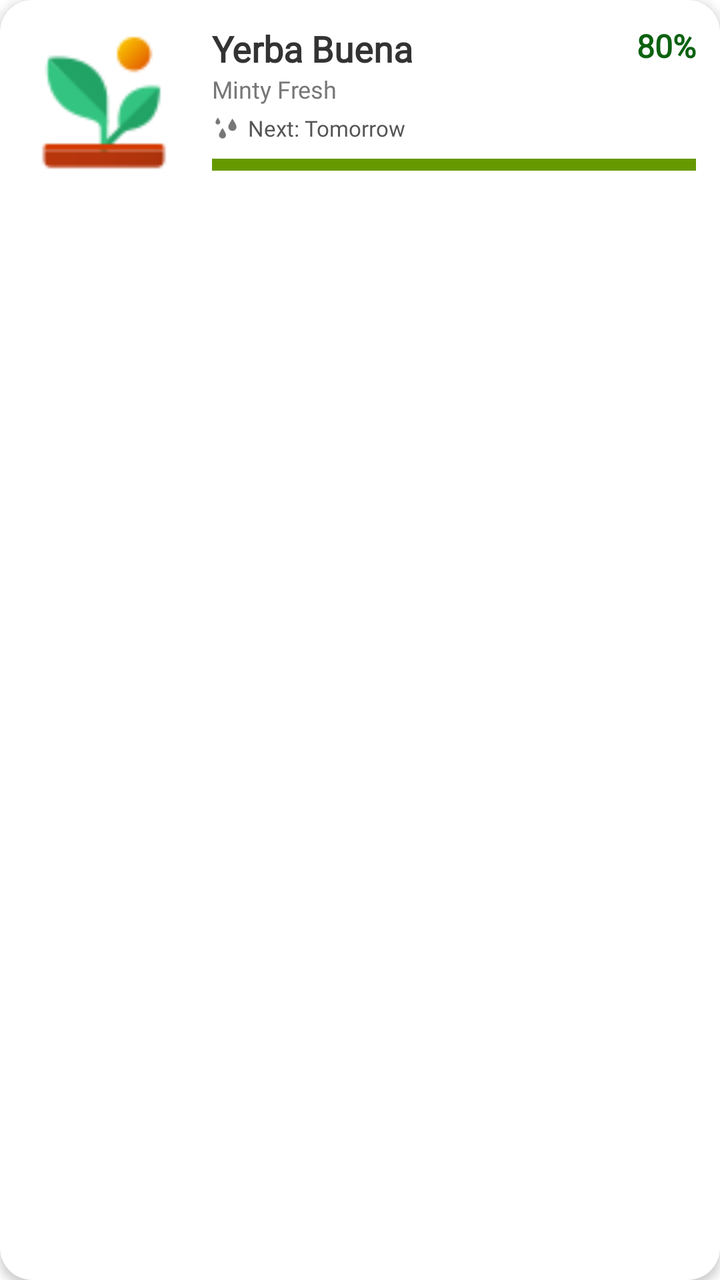
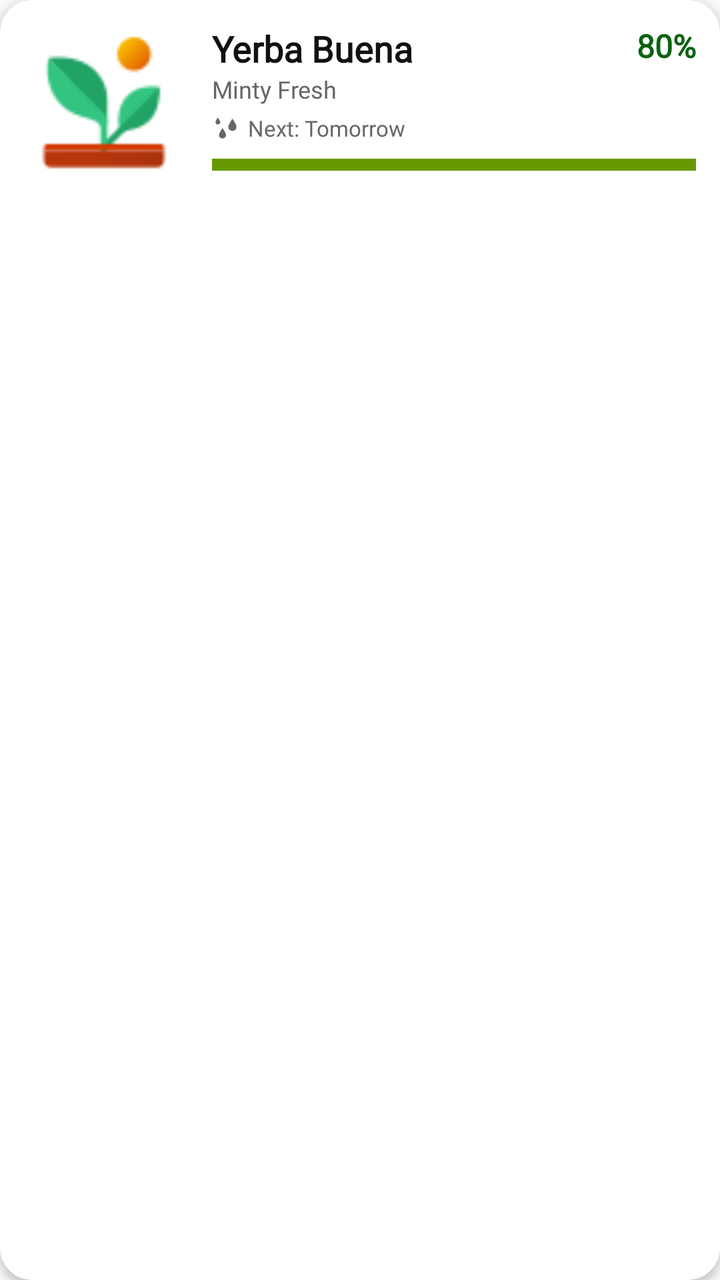

Screens rendered from an Android XML layout before and after an edit, with the pre-edit source and the edit as a unified diff.
<!-- AndroidManifest.xml: application theme Theme.SmartGrow -->
<!-- res/layout/item_plant.xml -->
<?xml version="1.0" encoding="utf-8"?>
<com.google.android.material.card.MaterialCardView
    xmlns:android="http://schemas.android.com/apk/res/android"
    xmlns:app="http://schemas.android.com/apk/res-auto"
    android:layout_width="match_parent"
    android:layout_height="wrap_content"
    android:layout_marginVertical="6dp"
    android:layout_marginHorizontal="2dp"
    app:cardCornerRadius="16dp"
    app:cardElevation="3dp"
    app:cardBackgroundColor="#FFFFFF"
    app:strokeWidth="0dp"
    android:clickable="true"
    android:focusable="true"
    android:foreground="?attr/selectableItemBackground">

    <androidx.constraintlayout.widget.ConstraintLayout
        android:layout_width="match_parent"
        android:layout_height="wrap_content"
        android:padding="12dp">

        <com.google.android.material.imageview.ShapeableImageView
            android:id="@+id/img_plant_photo"
            android:layout_width="80dp"
            android:layout_height="80dp"
            android:scaleType="centerCrop"
            android:src="@drawable/ic_total_plants"
            app:shapeAppearanceOverlay="@style/ShapeAppearance.MaterialComponents.MediumComponent"
            app:layout_constraintStart_toStartOf="parent"
            app:layout_constraintTop_toTopOf="parent"
            app:layout_constraintBottom_toBottomOf="parent" />

        <TextView
            android:id="@+id/tv_plant_name"
            android:layout_width="0dp"
            android:layout_height="wrap_content"
            android:layout_marginLeft="14dp"
            android:text="Yerba Buena"
            android:textColor="#333333"
            android:textSize="18sp"
            android:textStyle="bold"
            android:fontFamily="@font/poppins"
            app:layout_constraintTop_toTopOf="@id/img_plant_photo"
            app:layout_constraintStart_toEndOf="@id/img_plant_photo"
            app:layout_constraintEnd_toStartOf="@id/tv_plant_health_percentage" />

        <TextView
            android:id="@+id/tv_plant_subtitle"
            android:layout_width="0dp"
            android:layout_height="wrap_content"
            android:text="Minty Fresh"
            android:textColor="#777777"
            android:textSize="12sp"
            android:fontFamily="@font/poppins"
            app:layout_constraintTop_toBottomOf="@id/tv_plant_name"
            app:layout_constraintStart_toStartOf="@id/tv_plant_name"
            app:layout_constraintEnd_toStartOf="@id/tv_plant_health_percentage"/>

        <LinearLayout
            android:id="@+id/layout_schedule_row"
            android:layout_width="0dp"
            android:layout_height="wrap_content"
            android:orientation="horizontal"
            android:gravity="center_vertical"
            android:layout_marginTop="4dp"
            app:layout_constraintTop_toBottomOf="@id/tv_plant_subtitle"
            app:layout_constraintStart_toStartOf="@id/tv_plant_name"
            app:layout_constraintEnd_toEndOf="parent">

            <ImageView
                android:layout_width="14dp"
                android:layout_height="14dp"
                android:src="@drawable/ic_water_drop"
                app:tint="#777777" />

            <TextView
                android:id="@+id/tv_plant_next_action"
                android:layout_width="wrap_content"
                android:layout_height="wrap_content"
                android:layout_marginLeft="4dp"
                android:text="Next: Tomorrow"
                android:textColor="#555555"
                android:textSize="11sp"
                android:fontFamily="@font/poppins" />
        </LinearLayout>

        <TextView
            android:id="@+id/tv_plant_health_percentage"
            android:layout_width="wrap_content"
            android:layout_height="wrap_content"
            android:text="80%"
            android:textColor="#0C6211"
            android:textSize="16sp"
            android:textStyle="bold"
            android:fontFamily="@font/poppins"
            app:layout_constraintTop_toTopOf="@id/tv_plant_name"
            app:layout_constraintEnd_toEndOf="parent" />

        <ProgressBar
            android:id="@+id/progress_plant_health"
            style="@android:style/Widget.ProgressBar.Horizontal"
            android:layout_width="0dp"
            android:layout_height="6dp"
            android:layout_marginTop="8dp"
            android:progress="80"
            android:progressDrawable="@android:color/holo_green_dark"
            app:layout_constraintTop_toBottomOf="@id/layout_schedule_row"
            app:layout_constraintStart_toStartOf="@id/tv_plant_name"
            app:layout_constraintEnd_toEndOf="parent" />

    </androidx.constraintlayout.widget.ConstraintLayout>
</com.google.android.material.card.MaterialCardView>
<!-- resources referenced by this layout -->
<resources>
  <!-- drawable ic_total_plants: png bitmap (drawable, 1555 bytes) -->
  <!-- drawable ic_water_drop: png bitmap (drawable, 1600 bytes) -->
  <style name="Theme.SmartGrow" parent="Base.Theme.SmartGrow" />
  <style name="Base.Theme.SmartGrow" parent="Theme.Material3.DayNight.NoActionBar">
          <item name="android:windowBackground">@android:color/white</item>
          <item name="android:windowDisablePreview">true</item>
  
          
          <item name="android:statusBarColor">#FFFFFF</item>
          <item name="android:windowLightStatusBar">true</item>
  
          
          <item name="android:navigationBarColor">#FFFFFF</item>
          <item name="android:windowLightNavigationBar" tools:targetApi="o">true</item>
  
          <item name="android:windowDrawsSystemBarBackgrounds">true</item>
          <item name="android:windowTranslucentStatus">false</item>
          <item name="android:windowTranslucentNavigation">false</item>
      </style>
</resources>

<!-- the commit's change to res/layout/item_plant.xml (unified diff, before → after) -->
@@ -8,7 +8,7 @@
     android:layout_marginHorizontal="2dp"
     app:cardCornerRadius="16dp"
     app:cardElevation="3dp"
-    app:cardBackgroundColor="#FFFFFF"
+    app:cardBackgroundColor="@color/card_background"
     app:strokeWidth="0dp"
     android:clickable="true"
     android:focusable="true"
@@ -36,7 +36,7 @@
             android:layout_height="wrap_content"
             android:layout_marginLeft="14dp"
             android:text="Yerba Buena"
-            android:textColor="#333333"
+            android:textColor="@color/text_primary"
             android:textSize="18sp"
             android:textStyle="bold"
             android:fontFamily="@font/poppins"
@@ -49,7 +49,7 @@
             android:layout_width="0dp"
             android:layout_height="wrap_content"
             android:text="Minty Fresh"
-            android:textColor="#777777"
+            android:textColor="@color/text_secondary"
             android:textSize="12sp"
             android:fontFamily="@font/poppins"
             app:layout_constraintTop_toBottomOf="@id/tv_plant_name"
@@ -71,7 +71,7 @@
                 android:layout_width="14dp"
                 android:layout_height="14dp"
                 android:src="@drawable/ic_water_drop"
-                app:tint="#777777" />
+                app:tint="@color/text_secondary" />
 
             <TextView
                 android:id="@+id/tv_plant_next_action"
@@ -79,7 +79,7 @@
                 android:layout_height="wrap_content"
                 android:layout_marginLeft="4dp"
                 android:text="Next: Tomorrow"
-                android:textColor="#555555"
+                android:textColor="@color/text_secondary"
                 android:textSize="11sp"
                 android:fontFamily="@font/poppins" />
         </LinearLayout>
@@ -89,7 +89,7 @@
             android:layout_width="wrap_content"
             android:layout_height="wrap_content"
             android:text="80%"
-            android:textColor="#0C6211"
+            android:textColor="@color/primary_green"
             android:textSize="16sp"
             android:textStyle="bold"
             android:fontFamily="@font/poppins"
<!-- resource entries referenced after the edit -->
@@ -1,23 +1,28 @@
 <!-- resources referenced by this layout -->
 <resources>
+  <color name="card_background">#FFFFFF</color>
+  <color name="primary_green">#0C6211</color>
+  <color name="text_primary">#111111</color>
+  <color name="text_secondary">#666666</color>
   <!-- drawable ic_total_plants: png bitmap (drawable, 1555 bytes) -->
   <!-- drawable ic_water_drop: png bitmap (drawable, 1600 bytes) -->
   <style name="Theme.SmartGrow" parent="Base.Theme.SmartGrow" />
   <style name="Base.Theme.SmartGrow" parent="Theme.Material3.DayNight.NoActionBar">
-          <item name="android:windowBackground">@android:color/white</item>
+          <item name="android:windowBackground">@color/background</item>
           <item name="android:windowDisablePreview">true</item>
   
           
-          <item name="android:statusBarColor">#FFFFFF</item>
+          <item name="android:statusBarColor">@color/background</item>
           <item name="android:windowLightStatusBar">true</item>
   
           
-          <item name="android:navigationBarColor">#FFFFFF</item>
+          <item name="android:navigationBarColor">@color/background</item>
           <item name="android:windowLightNavigationBar" tools:targetApi="o">true</item>
   
           <item name="android:windowDrawsSystemBarBackgrounds">true</item>
           <item name="android:windowTranslucentStatus">false</item>
           <item name="android:windowTranslucentNavigation">false</item>
       </style>
+  <color name="background">#F9FAFA</color>
 </resources>
 
